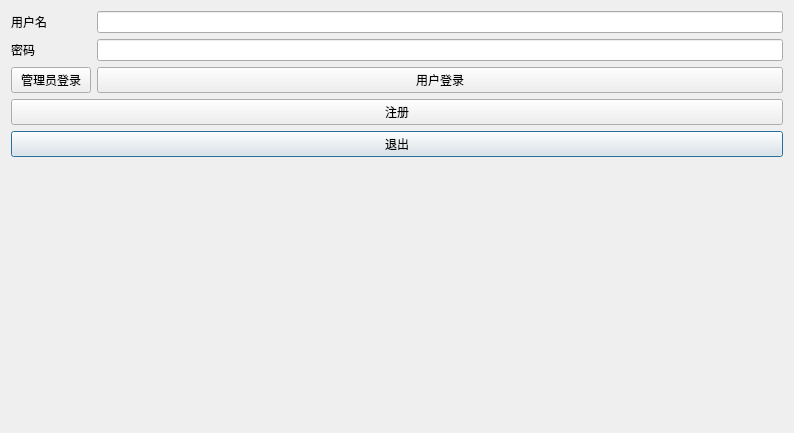
The window that gitlearning/MW/UI/TrainUI/login.ui (TimerChen/TrainTickets) describes before a commit, drawn with Qt 5.
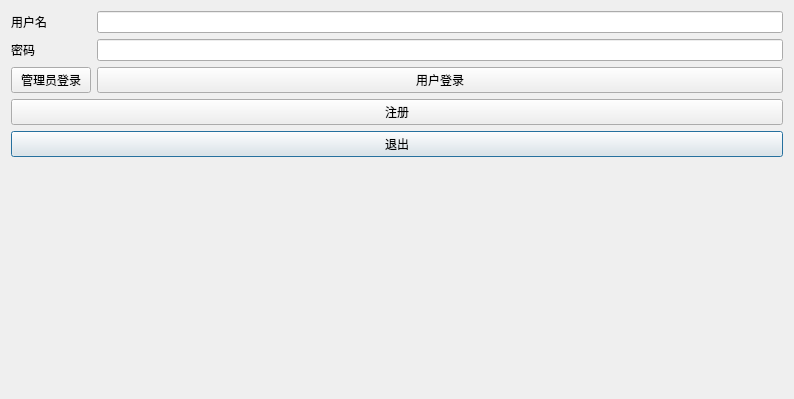
The same window after the commit.

Commit message: Change the tab order for login dialog

```diff
--- a/gitlearning/MW/UI/TrainUI/login.ui
+++ b/gitlearning/MW/UI/TrainUI/login.ui
@@ -7,9 +7,21 @@
     <x>0</x>
     <y>0</y>
     <width>794</width>
-    <height>433</height>
+    <height>399</height>
    </rect>
   </property>
+  <property name="minimumSize">
+   <size>
+    <width>794</width>
+    <height>399</height>
+   </size>
+  </property>
+  <property name="maximumSize">
+   <size>
+    <width>794</width>
+    <height>399</height>
+   </size>
+  </property>
   <property name="windowTitle">
    <string>登录火车订票系统</string>
   </property>
```
Left out of the diff: 32 changed lines with no effect on the pictures. The commit also changes 8 other files.
